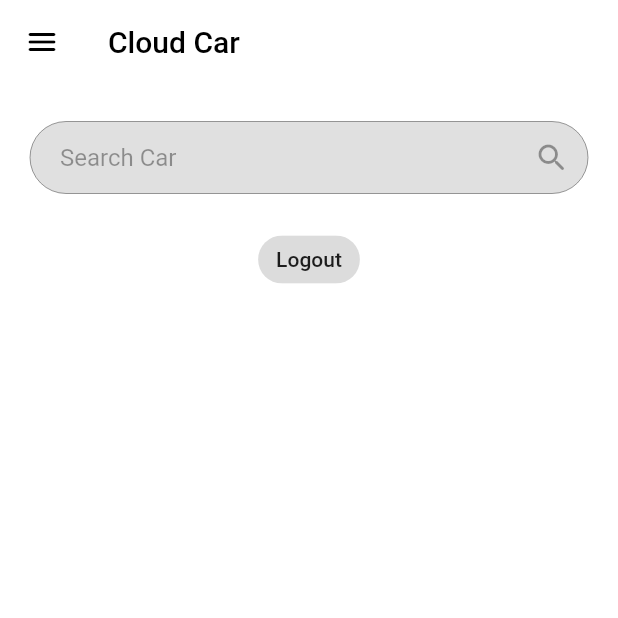
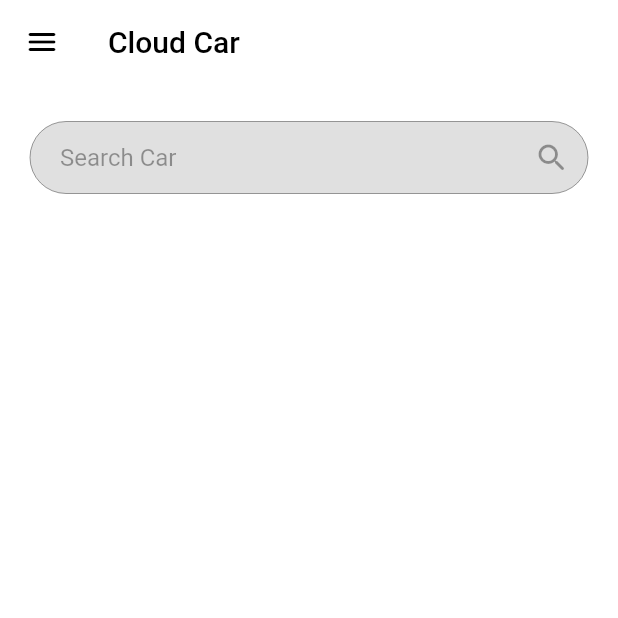
Before and after one commit to jenish2002/CloudCar, a Flutter app: the HomeScreen screen opened directly, on a phone screen of 412 x 824 dp, the top half of it. Run offline on Flutter 3.47's test engine with Material 2 defaults, Android fonts, the phone set to English and light mode, and no system bars; our stand-ins replace cloud_firestore, firebase_auth, firebase_core, fluttertoast; accounts and stored records are empty.

Commit message:
Eight Commit

```diff
--- a/lib/screens/home_screen.dart
+++ b/lib/screens/home_screen.dart
@@ -76,18 +76,16 @@ class _HomeScreenState extends State<HomeScreen> {
         backgroundColor: Colors.white,
       ),
       drawer: Drawer(
+        backgroundColor: Colors.white,
         child: ListView(
           children: <Widget>[
-            Container(
-              color: Colors.white,
-              child: Padding(
-                padding: const EdgeInsets.all(20.0),
+            Padding(
+              padding: const EdgeInsets.fromLTRB(20, 30, 20, 20), //.all(20.0),
               child: Form(
                 child: Row(
                   mainAxisAlignment: MainAxisAlignment.start,
                   crossAxisAlignment: CrossAxisAlignment.center,
                   children: <Widget>[
-                      const SizedBox(height: 60),
                     GestureDetector(
                       child: const CircleAvatar(
                         backgroundColor: Colors.grey,
@@ -102,7 +100,7 @@ class _HomeScreenState extends State<HomeScreen> {
                       children: <Widget>[
                         Text("${loggedInUser.firstName} ${loggedInUser.secondName}",
                           style: const TextStyle(
-                              fontSize: 18.0,
+                            fontSize: 20.0,
                             fontWeight: FontWeight.bold,
                           )
                         ),
@@ -119,7 +117,7 @@ class _HomeScreenState extends State<HomeScreen> {
                 )
               )
             ),
-            ),
+            const Divider(thickness: 1, indent: 10, endIndent: 10, color: Colors.black38),
             InkWell(
               onTap: (){},
               child: const ListTile(
@@ -204,6 +202,20 @@ class _HomeScreenState extends State<HomeScreen> {
                 leading: Icon(Icons.help),
               )
             ),
+            InkWell(
+                onTap: () {
+                  logout(context);
+                },
+                child: const ListTile(
+                  title: Text('Log Out',
+                      style: TextStyle(
+                        fontSize: 18.0,
+                        fontWeight: FontWeight.w500,
+                      )
+                  ),
+                  leading: Icon(Icons.logout_rounded),
+                )
+            ),
           ],
         ),
       ),
@@ -217,12 +229,6 @@ class _HomeScreenState extends State<HomeScreen> {
               const SizedBox(height: 5),
               searchField,
               const SizedBox(height: 20),
-              ActionChip(
-                  label: const Text("Logout"),
-                  onPressed: () {
-                    logout(context);
-                  }
-              ),
             ],
           ),
         ),
```
Lines whose indentation alone changed are shown as unchanged.
